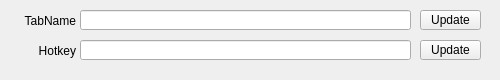
Zalafina/QKeyMapper, file QKeyMapper/qtablesetupdialog.ui: the form before one commit.
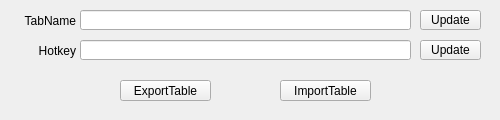
The form after the commit.

Commit message: Add ExportDataTable & ImportDataTable button.

What changed in the file:
```diff
--- a/QKeyMapper/qtablesetupdialog.ui
+++ b/QKeyMapper/qtablesetupdialog.ui
@@ -7,7 +7,7 @@
     <x>0</x>
     <y>0</y>
     <width>500</width>
-    <height>80</height>
+    <height>120</height>
    </rect>
   </property>
   <property name="sizePolicy">
@@ -19,13 +19,13 @@
   <property name="minimumSize">
    <size>
     <width>500</width>
-    <height>80</height>
+    <height>120</height>
    </size>
   </property>
   <property name="maximumSize">
    <size>
     <width>500</width>
-    <height>80</height>
+    <height>120</height>
    </size>
   </property>
   <property name="windowTitle">
@@ -121,6 +121,44 @@
     </rect>
    </property>
   </widget>
+  <widget class="QPushButton" name="exportTableButton">
+   <property name="geometry">
+    <rect>
+     <x>120</x>
+     <y>80</y>
+     <width>91</width>
+     <height>21</height>
+    </rect>
+   </property>
+   <property name="focusPolicy">
+    <enum>Qt::FocusPolicy::NoFocus</enum>
+   </property>
+   <property name="text">
+    <string>ExportTable</string>
+   </property>
+   <property name="autoDefault">
+    <bool>false</bool>
+   </property>
+  </widget>
+  <widget class="QPushButton" name="importTableButton">
+   <property name="geometry">
+    <rect>
+     <x>280</x>
+     <y>80</y>
+     <width>91</width>
+     <height>21</height>
+    </rect>
+   </property>
+   <property name="focusPolicy">
+    <enum>Qt::FocusPolicy::NoFocus</enum>
+   </property>
+   <property name="text">
+    <string>ImportTable</string>
+   </property>
+   <property name="autoDefault">
+    <bool>false</bool>
+   </property>
+  </widget>
  </widget>
  <resources/>
  <connections/>
```
The commit also changes 8 other files.
